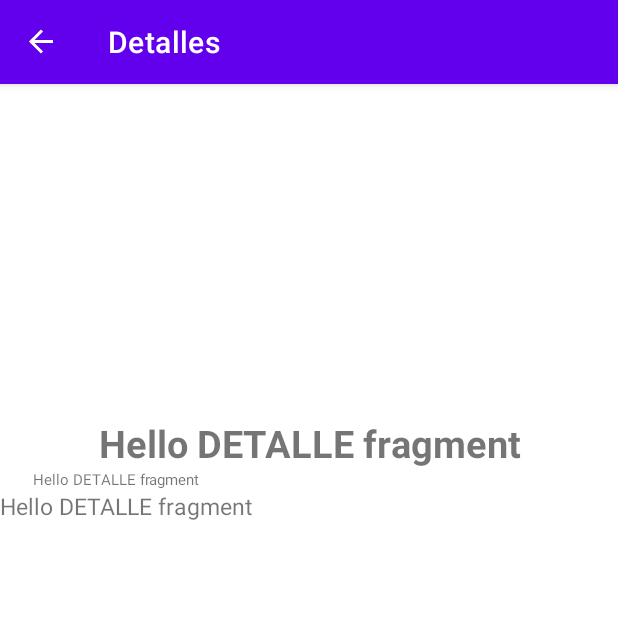
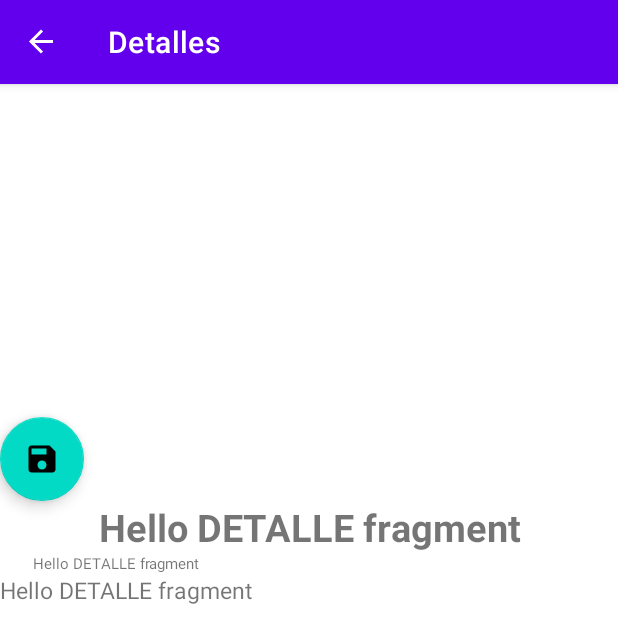
Before and after one commit to felixrp74/appTragos, an Android app: the TragosDetalleFragment screen opened through its navigation route, on a phone screen of 412 x 824 dp. Shown: the top 643 px of the screen. Run offline under Robolectric (Android 15) with nearby library versions, the phone set to English and light mode, and no system bars; our stand-ins replace Room's generated code, navigation-ui; pictures from the network do not load; 8 statements that could not run were skipped.

```diff
--- /dev/null
+++ b/app/src/main/java/com/example/inteli/AppDatabase.kt
@@ -0,0 +1,32 @@
+package com.example.inteli
+
+import android.content.Context
+import androidx.room.Database
+import androidx.room.Room
+import androidx.room.RoomDatabase
+import com.example.inteli.data.model.DrinkEntity
+import com.example.inteli.domain.TragosDao
+
+@Database(entities = [DrinkEntity::class], version = 1)
+
+abstract class AppDatabase : RoomDatabase() {
+
+    abstract fun tragosDao(): TragosDao
+
+    companion object {
+        private var INSTANCE: AppDatabase? = null
+
+        fun getInstance(context:Context): AppDatabase {
+            INSTANCE ?:   Room.databaseBuilder(
+                context.applicationContext,
+                AppDatabase::class.java, "tabla_tragos"
+            ).build()
+
+            return INSTANCE!!
+        }
+/*
+        fun destroyedInstance(){
+            INSTANCE = null
+        }*/
+    }
+}
--- a/app/src/main/java/com/example/inteli/data/DataSource.kt
+++ b/app/src/main/java/com/example/inteli/data/DataSource.kt
@@ -1,12 +1,23 @@
 package com.example.inteli.data
 
+import com.example.inteli.AppDatabase
 import com.example.inteli.data.model.Drink
+import com.example.inteli.data.model.DrinkEntity
 import com.example.inteli.vo.Resource
 import com.example.inteli.vo.RetrofitClient
 
-class DataSource {
+class DataSource(private val appDatabase: AppDatabase) {
 
     suspend fun getTragoByName(tragoName:String):Resource<List<Drink>>{
         return Resource.Success(RetrofitClient.webService.getTragosByName(tragoName).drinkList)
     }
+
+    suspend fun insertTragoIntoRoom(trago:DrinkEntity){
+        appDatabase.tragosDao().insertFavorite(trago)
+    }
+
+    suspend fun getTragosFavoritos():Resource<List<DrinkEntity>>{
+        return Resource.Success(appDatabase.tragosDao().getAllFavoriteDrinks())
+    }
+
 }
--- a/app/src/main/java/com/example/inteli/domain/Repo.kt
+++ b/app/src/main/java/com/example/inteli/domain/Repo.kt
@@ -1,8 +1,11 @@
 package com.example.inteli.domain
 
 import com.example.inteli.data.model.Drink
+import com.example.inteli.data.model.DrinkEntity
 import com.example.inteli.vo.Resource
 
 interface Repo {
     suspend fun getTragosList(nameTrago: String): Resource<List<Drink>>
+    suspend fun getTragosFavoritos(): Resource<List<DrinkEntity>>
+    suspend fun insertTrago(trago: DrinkEntity)
 }
--- a/app/src/main/java/com/example/inteli/domain/RepoImpl.kt
+++ b/app/src/main/java/com/example/inteli/domain/RepoImpl.kt
@@ -2,10 +2,19 @@ package com.example.inteli.domain
 
 import com.example.inteli.data.DataSource
 import com.example.inteli.data.model.Drink
+import com.example.inteli.data.model.DrinkEntity
 import com.example.inteli.vo.Resource
 
 class RepoImpl(private val dataSource: DataSource):Repo {
-    override suspend fun getTragosList(tragoName:String): Resource<List<Drink>> {
-        return dataSource.getTragoByName(tragoName)
+    override suspend fun getTragosList(nameTrago:String): Resource<List<Drink>> {
+        return dataSource.getTragoByName(nameTrago)
+    }
+
+    override suspend fun getTragosFavoritos(): Resource<List<DrinkEntity>> {
+        return dataSource.getTragosFavoritos()
+    }
+
+    override suspend fun insertTrago(trago: DrinkEntity) {
+        dataSource.insertTragoIntoRoom(trago)
     }
 }
--- /dev/null
+++ b/app/src/main/java/com/example/inteli/domain/TragosDao.kt
@@ -0,0 +1,18 @@
+package com.example.inteli.domain
+
+import androidx.room.Dao
+import androidx.room.Insert
+import androidx.room.OnConflictStrategy
+import androidx.room.Query
+import com.example.inteli.data.model.DrinkEntity
+
+@Dao
+interface TragosDao {
+
+    @Query("SELECT * FROM tragosEntity")
+    suspend fun getAllFavoriteDrinks():List<DrinkEntity>
+
+    @Insert(onConflict = OnConflictStrategy.REPLACE)
+    suspend fun insertFavorite(trago:DrinkEntity)
+
+}
--- a/app/src/main/java/com/example/inteli/ui/MainFragment.kt
+++ b/app/src/main/java/com/example/inteli/ui/MainFragment.kt
@@ -8,11 +8,13 @@ import android.view.View
 import android.view.ViewGroup
 import android.widget.SearchView
 import android.widget.Toast
+import androidx.fragment.app.activityViewModels
 import androidx.fragment.app.viewModels
 import androidx.lifecycle.Observer
 import androidx.navigation.fragment.findNavController
 import androidx.recyclerview.widget.DividerItemDecoration
 import androidx.recyclerview.widget.LinearLayoutManager
+import com.example.inteli.AppDatabase
 import com.example.inteli.R
 import com.example.inteli.data.DataSource
 import com.example.inteli.data.model.Drink
@@ -24,7 +26,8 @@ import com.example.inteli.vo.Resource
 
 class MainFragment : Fragment(), MainAdapter.OnTragoClickListener {
 
-    private val viewModel by viewModels<MainViewModel> { VMFactory(RepoImpl(DataSource())) }
+    private val viewModel by activityViewModels<MainViewModel> { VMFactory(RepoImpl(DataSource(
+        AppDatabase.getInstance(requireActivity().applicationContext)))) }
 
     private var _binding: FragmentMainBinding? = null
 
@@ -45,12 +48,15 @@ class MainFragment : Fragment(), MainAdapter.OnTragoClickListener {
 
         setupRecyclerView()
         setupSearchView()
-        setObervers()
+        setupObervers()
 
+        binding.btnDrinkFavoritos.setOnClickListener {
+            findNavController().navigate(R.id.favoritosFragment)
+        }
 
     }
 
-    private fun setObervers() {
+    private fun setupObervers() {
         viewModel.fetchTragosList.observe(viewLifecycleOwner, Observer{ result ->
             when (result) {
                 is Resource.Loading -> {
--- a/app/src/main/java/com/example/inteli/ui/TragosDetalleFragment.kt
+++ b/app/src/main/java/com/example/inteli/ui/TragosDetalleFragment.kt
@@ -6,13 +6,24 @@ import androidx.fragment.app.Fragment
 import android.view.LayoutInflater
 import android.view.View
 import android.view.ViewGroup
+import android.widget.Toast
+import androidx.fragment.app.activityViewModels
+import androidx.lifecycle.Observer
 import com.bumptech.glide.Glide
-import com.example.inteli.R
+import com.example.inteli.AppDatabase
+import com.example.inteli.data.DataSource
 import com.example.inteli.data.model.Drink
-import com.example.inteli.databinding.FragmentMainBinding
+import com.example.inteli.data.model.DrinkEntity
 import com.example.inteli.databinding.FragmentTragosDetalleBinding
+import com.example.inteli.domain.RepoImpl
+import com.example.inteli.ui.viewmodel.MainViewModel
+import com.example.inteli.ui.viewmodel.VMFactory
+import com.example.inteli.vo.Resource
 
 class TragosDetalleFragment : Fragment() {
+
+    private val viewModel by activityViewModels<MainViewModel> { VMFactory(RepoImpl(DataSource(
+        AppDatabase.getInstance(requireActivity().applicationContext)))) }
 
     private lateinit var drink: Drink
     private var _binding: FragmentTragosDetalleBinding? = null
@@ -23,7 +34,7 @@ class TragosDetalleFragment : Fragment() {
     override fun onCreate(savedInstanceState: Bundle?) {
         super.onCreate(savedInstanceState)
         requireArguments().let {
-            drink = it.getParcelable<Drink>("drink")!!
+            drink = it.getParcelable("drink")!!
 
             Log.d("DETALLE_FRAG", " $drink")
         }
@@ -32,7 +43,7 @@ class TragosDetalleFragment : Fragment() {
     override fun onCreateView(
         inflater: LayoutInflater, container: ViewGroup?,
         savedInstanceState: Bundle?
-    ): View? {
+    ): View {
         // Inflate the layout for this fragment
         _binding = FragmentTragosDetalleBinding.inflate(inflater, container, false)
         return binding.root
@@ -41,9 +52,59 @@ class TragosDetalleFragment : Fragment() {
     override fun onViewCreated(view: View, savedInstanceState: Bundle?) {
         super.onViewCreated(view, savedInstanceState)
         Glide.with(requireContext()).load(drink.imagen).into(binding.ivTragoDetalle)
-        binding.tvTitulo.text=drink.nombre
-        binding.tvDescripcionDetalle.text=drink.descripcion
-        binding.tvConAlcohol.text=drink.conAlcohol
+        binding.tvTitulo.text = drink.nombre
+        binding.tvDescripcionDetalle.text = drink.descripcion
+        binding.tvConAlcohol.text = drink.conAlcohol
+
+        binding.btnGuardarTrago.setOnClickListener {
+            viewModel.guardarTrago(
+                DrinkEntity(
+                    drink.tragoId,
+                    drink.imagen,
+                    drink.nombre,
+                    drink.descripcion,
+                    drink.conAlcohol
+                )
+            )
+
+            Toast.makeText(
+                requireContext(),
+                "Se ha guardado el trago a favoritos",
+                Toast.LENGTH_SHORT
+            ).show()
+        }
+
+
+        viewModel.getTragoFavoritos().observe(viewLifecycleOwner, Observer{ result ->
+            when (result) {
+                is Resource.Loading -> {
+                    //binding.progressBar.visibility = View.VISIBLE
+                }
+                is Resource.Success -> {
+                    //binding.progressBar.visibility = View.GONE
+                    //binding.rvTragos.adapter = MainAdapter(result.data, this)
+                    Log.d("LISTA_FAVORITOS", "${result.data}")
+                }
+                is Resource.Failure -> {
+                    //binding.progressBar.visibility = View.GONE
+                    Toast.makeText(
+                        requireContext(),
+                        "ocurrio eerrro trayendo datos ${result.exception}",
+                        Toast.LENGTH_SHORT
+                    ).show()
+
+                    Log.d("FAILURE_GET", "${result.exception}")
+                }
+                else -> {
+                    Toast.makeText(
+                        requireContext(),
+                        "ELSE",
+                        Toast.LENGTH_SHORT
+                    ).show()
+                }
+            }
+
+        })
 
     }
 
--- a/app/src/main/java/com/example/inteli/ui/viewmodel/MainViewModel.kt
+++ b/app/src/main/java/com/example/inteli/ui/viewmodel/MainViewModel.kt
@@ -2,11 +2,13 @@ package com.example.inteli.ui.viewmodel
 
 import android.util.Log
 import androidx.lifecycle.*
+import com.example.inteli.data.model.DrinkEntity
 import com.example.inteli.domain.Repo
 import com.example.inteli.vo.Resource
 import kotlinx.coroutines.Dispatchers
+import kotlinx.coroutines.launch
 
-class MainViewModel(repo: Repo) : ViewModel() {
+class MainViewModel(val repo: Repo) : ViewModel() {
 
     private var tragosData = MutableLiveData<String>()
 
@@ -32,4 +34,22 @@ class MainViewModel(repo: Repo) : ViewModel() {
         }
     }
 
+    fun guardarTrago(trago:DrinkEntity){
+        viewModelScope.launch {
+            repo.insertTrago(trago)
+        }
+    }
+
+    fun getTragoFavoritos() = liveData(Dispatchers.IO) {
+        emit(Resource.Loading())
+        try {
+            //Log.d("MAINVIEWMODELFAVORITOS","$nameTrago")
+            emit(repo.getTragosFavoritos())
+        } catch (e: Exception) {
+            emit(Resource.Failure(e))
+        }
+
+    }
+
+
 }
--- /dev/null
+++ b/app/src/main/res/drawable/ic_baseline_save_24.xml
@@ -0,0 +1,5 @@
+<vector android:height="24dp" android:tint="#000000"
+    android:viewportHeight="24" android:viewportWidth="24"
+    android:width="24dp" xmlns:android="http://schemas.android.com/apk/res/android">
+    <path android:fillColor="@android:color/white" android:pathData="M17,3L5,3c-1.11,0 -2,0.9 -2,2v14c0,1.1 0.89,2 2,2h14c1.1,0 2,-0.9 2,-2L21,7l-4,-4zM12,19c-1.66,0 -3,-1.34 -3,-3s1.34,-3 3,-3 3,1.34 3,3 -1.34,3 -3,3zM15,9L5,9L5,5h10v4z"/>
+</vector>
--- a/app/src/main/res/layout/fragment_main.xml
+++ b/app/src/main/res/layout/fragment_main.xml
@@ -6,6 +6,12 @@
     android:gravity="center"
     android:orientation="vertical"
     tools:context=".ui.MainFragment">
+
+    <Button
+        android:id="@+id/btn_drink_favoritos"
+        android:text="@string/drinks_favoritos"
+        android:layout_width="match_parent"
+        android:layout_height="wrap_content"/>
 
     <SearchView
         android:id="@+id/searchView"
--- a/app/src/main/res/layout/fragment_tragos_detalle.xml
+++ b/app/src/main/res/layout/fragment_tragos_detalle.xml
@@ -13,6 +13,12 @@
         android:id="@+id/iv_trago_detalle"
         android:layout_width="match_parent"
         android:layout_height="222dp"/>
+
+    <com.google.android.material.floatingactionbutton.FloatingActionButton
+        android:id="@+id/btn_guardar_trago"
+        android:src="@drawable/ic_baseline_save_24"
+        android:layout_width="match_parent"
+        android:layout_height="wrap_content"/>
 
     <TextView
         android:id="@+id/tv_titulo"
--- a/app/src/main/res/navigation/main_graph.xml
+++ b/app/src/main/res/navigation/main_graph.xml
@@ -17,10 +17,22 @@
             app:exitAnim="@anim/slide_out_left"
             app:popEnterAnim="@anim/slide_in_left"
             app:popExitAnim="@anim/slide_out_left" />
+        <action
+            android:id="@+id/action_mainFragment_to_favoritosFragment"
+            app:destination="@id/favoritosFragment"
+            app:enterAnim="@anim/slide_in_right"
+            app:exitAnim="@anim/slide_out_left"
+            app:popEnterAnim="@anim/slide_in_left"
+            app:popExitAnim="@anim/slide_out_left" />
     </fragment>
     <fragment
         android:id="@+id/tragosDetalleFragment"
         android:name="com.example.inteli.ui.TragosDetalleFragment"
         android:label="Detalles"
         tools:layout="@layout/fragment_tragos_detalle" />
+    <fragment
+        android:id="@+id/favoritosFragment"
+        android:name="com.example.inteli.ui.FavoritosFragment"
+        android:label="fragment_favoritos"
+        tools:layout="@layout/fragment_favoritos" />
 </navigation>
--- a/app/src/main/res/values/strings.xml
+++ b/app/src/main/res/values/strings.xml
@@ -3,4 +3,7 @@
     <!-- TODO: Remove or change this placeholder text -->
     <string name="fragment_main">Hello MAIN fragment</string>
     <string name="fragment_tragos_detalle">Hello DETALLE fragment</string>
+    <string name="drinks_favoritos">Drinks favoritos</string>
+    <!-- TODO: Remove or change this placeholder text -->
+    <string name="hello_blank_fragment">Hello blank fragment</string>
 </resources>
```
Also changed, not shown: app/build.gradle (+8 -4 lines), app/src/main/java/com/example/inteli/data/model/Drink.kt (+20 -0 lines), app/src/main/java/com/example/inteli/ui/FavoritosFragment.kt (added, +21 -0 lines), app/src/main/res/layout/fragment_favoritos.xml (added, +14 -0 lines).
